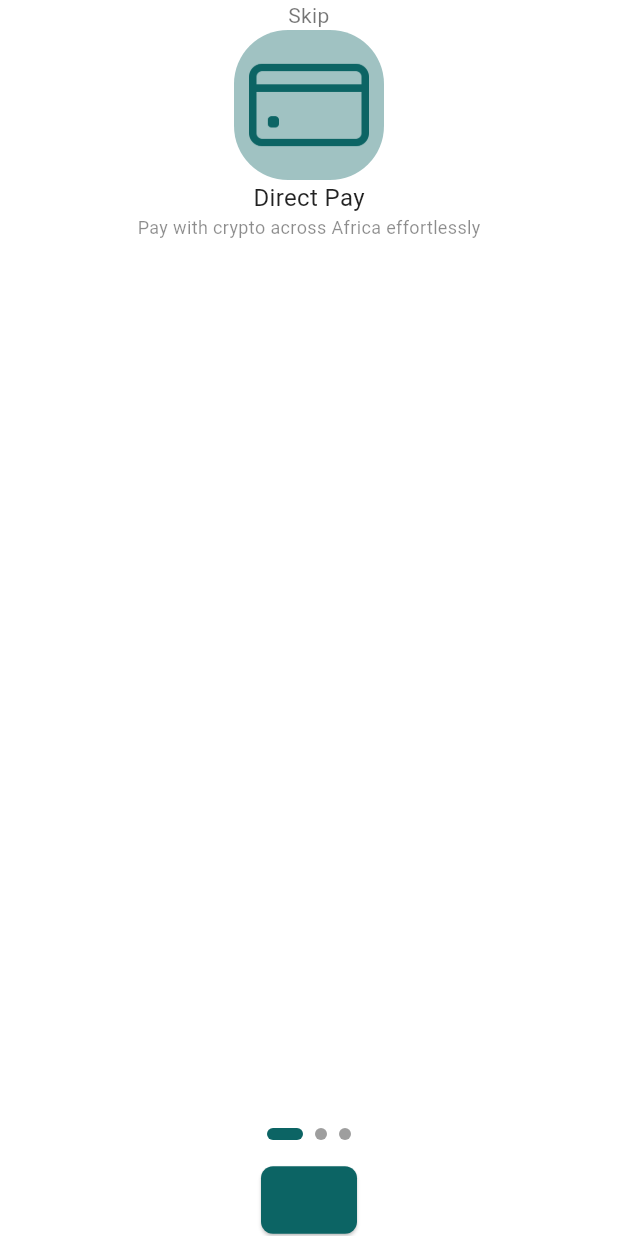
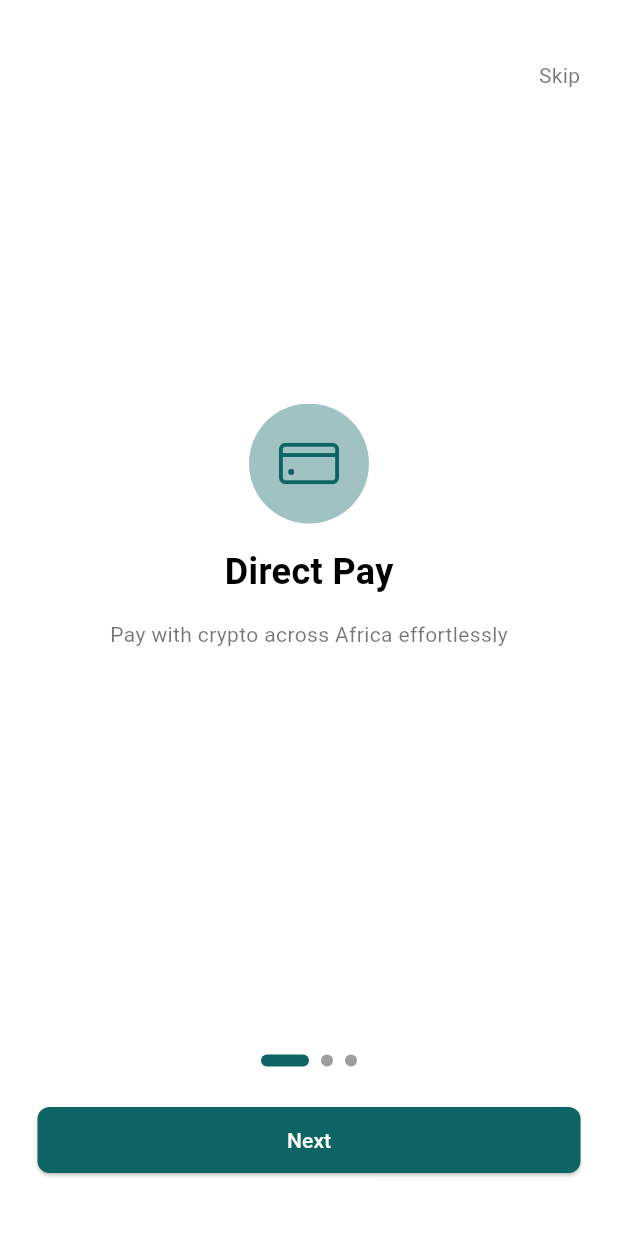
Before and after one commit to ClarenceLaria/pretium_mockup, a Flutter app: the screen it shows after launch, on a phone screen of 412 x 824 dp. Run offline on Flutter 3.47's test engine with Material 3 defaults, Android fonts, the phone set to English and light mode, and no system bars; drawn by our look-alikes of smooth_page_indicator.

Commit message:
Onboarding screen UI updates

```diff
--- a/lib/core/theme.dart
+++ b/lib/core/theme.dart
@@ -7,14 +7,14 @@ class AppTheme {
     primaryColor: Color.fromARGB(255,12,100,100),
     scaffoldBackgroundColor: Colors.white,
     appBarTheme: AppBarTheme(
-      // backgroundColor: Colors.teal,
-      // foregroundColor: Colors.white,
+      backgroundColor: Color.fromARGB(255,12,100,100),
+      foregroundColor: Colors.white,
       elevation: 0,
     ),
     textTheme: TextTheme(
       bodyLarge: TextStyle(
-        fontSize: 16,
-        color: Colors.black87,
+        fontSize: 24,
+        color: Colors.black,
       ),
       bodyMedium: TextStyle(
         fontSize: 14,
@@ -49,8 +49,8 @@ class AppTheme {
     ),
     textTheme: TextTheme(
       bodyLarge: TextStyle(
-        fontSize: 16,
-        color: Colors.white70,
+        fontSize: 24,
+        color: Colors.white,
       ),
       bodyMedium: TextStyle(
         fontSize: 14,
@@ -61,5 +61,15 @@ class AppTheme {
         color: Colors.white38,
       ),
     ),
+    elevatedButtonTheme: ElevatedButtonThemeData(
+      style: ElevatedButton.styleFrom(
+        backgroundColor: Color.fromARGB(255,12,100,100),
+        foregroundColor: Colors.white,
+        shape: RoundedRectangleBorder(
+          borderRadius: BorderRadius.circular(8),
+        ),
+        padding: EdgeInsets.symmetric(vertical: 12, horizontal: 16),
+      ),
+    )
   );
 }
--- a/lib/screens/onboarding_screen.dart
+++ b/lib/screens/onboarding_screen.dart
@@ -1,4 +1,5 @@
 import 'package:flutter/material.dart';
+import 'package:pretium/screens/login_screen.dart';
 import 'package:smooth_page_indicator/smooth_page_indicator.dart';
 
 class OnboardingScreen extends StatefulWidget {
@@ -24,7 +25,7 @@ class _OnboardingScreenState extends State<OnboardingScreen> {
       "title": "Accept Payments",
       "subtitle": "Accept stablecoin payments hassle-free",
       "buttontext": "Next",
-      "icon": "assets/icons/waller_1.png",
+      "icon": "assets/icons/wallet_1.png",
     },
     {
       "title": "Pay Bills",
@@ -34,18 +35,60 @@ class _OnboardingScreenState extends State<OnboardingScreen> {
     },
   ];
 
+  void nextPage(){
+    if(currentPage < onboardingPages.length - 1){
+      controller.nextPage(
+        duration: const Duration(milliseconds: 300),
+        curve: Curves.easeInOut,
+      );
+    } else {
+      Navigator.pushReplacement(
+        context,
+        MaterialPageRoute(builder: (context) => const LoginScreen())
+      );
+    }
+  }
+
+  @override
+  void initState() {
+    super.initState();
+    buttontext = onboardingPages[0]['buttontext']!;
+  }
+
+  @override
+  void dispose() {
+    controller.dispose();
+    super.dispose();
+  }
+
   @override
   Widget build(BuildContext context) {
     return Scaffold(
-      body: Column(
+      body: SafeArea(
+        child: Padding(
+          padding: const EdgeInsets.symmetric(horizontal: 25.0, vertical: 40),
+          child: Column(
+            mainAxisAlignment: MainAxisAlignment.spaceBetween,
             children: [
-          Text(
+              Align(
+                alignment: Alignment.topRight,
+                child: GestureDetector(
+                  onTap: () {
+                    Navigator.pushReplacement(
+                      context,
+                      MaterialPageRoute(builder: (context) => const LoginScreen())
+                    );
+                  },
+                  child: Text(
                     'Skip',
                     textAlign: TextAlign.end,
                     style: TextStyle(
                       fontSize: Theme.of(context).textTheme.bodyMedium?.fontSize,
                     ),
                   ),
+                ),
+              ),
+              Spacer(),
               Expanded(
                 child: PageView.builder(
                   controller: controller,
@@ -53,7 +96,7 @@ class _OnboardingScreenState extends State<OnboardingScreen> {
                   onPageChanged: (index) {
                     setState(() {
                       currentPage = index;
-                  buttontext = onboardingPages[index][buttontext]!;
+                      buttontext = onboardingPages[index]['buttontext']!;
                     });
                   },
                   itemBuilder: (context, index) {
@@ -61,13 +104,13 @@ class _OnboardingScreenState extends State<OnboardingScreen> {
                       crossAxisAlignment: CrossAxisAlignment.center,
                       children: [
                         Container(
-                      height: 100,
-                      width: 100,
+                          height: 80,
+                          width: 80,
                           decoration: BoxDecoration(
-                        borderRadius: BorderRadius.circular(36),
+                            borderRadius: BorderRadius.circular(50),
                             color: Theme.of(context).primaryColor.withAlpha(100)
                           ),
-                      padding: EdgeInsets.all(10),
+                          padding: EdgeInsets.all(20),
                           child: Image.asset(
                             onboardingPages[index]['icon']!,
                             width: 60,
@@ -75,18 +118,21 @@ class _OnboardingScreenState extends State<OnboardingScreen> {
                             color: Theme.of(context).primaryColor,
                           ),
                         ),
+                        const SizedBox(height: 15,),
                         Text(
                           onboardingPages[index]['title']!,
                           style: TextStyle(
                             color: Theme.of(context).textTheme.bodyLarge?.color,
                             fontSize: Theme.of(context).textTheme.bodyLarge?.fontSize,
+                            fontWeight: FontWeight.bold,
                           ),
                         ),
+                        const SizedBox(height: 15,),
                         Text(
                           onboardingPages[index]['subtitle']!,
                           style: TextStyle(
-                        color: Theme.of(context).textTheme.bodySmall?.color,
-                        fontSize: Theme.of(context).textTheme.bodySmall?.fontSize,
+                            color: Theme.of(context).textTheme.bodyMedium?.color,
+                            fontSize: Theme.of(context).textTheme.bodyMedium?.fontSize,
                           ),
                         )
                       ],
@@ -94,6 +140,7 @@ class _OnboardingScreenState extends State<OnboardingScreen> {
                   }
                 ),
               ),
+              Spacer(),
               // smooth screen indicator
               const SizedBox(height: 16,),
               SmoothPageIndicator(
@@ -104,18 +151,25 @@ class _OnboardingScreenState extends State<OnboardingScreen> {
                   activeDotColor: Theme.of(context).primaryColor,
                   dotHeight: 8,
                   dotWidth: 8,
+                  expansionFactor: 4,
                 ),
               ),
 
               //button
-          const SizedBox(height: 16,),
-          ElevatedButton(
-            onPressed: (){},
+              const SizedBox(height: 25,),
+              SizedBox(
+                width: double.infinity,
+                child: ElevatedButton(
+                  onPressed: nextPage,
+                  style: Theme.of(context).elevatedButtonTheme.style,
                   child: Text(
                     buttontext,
-            )
+                  ),
+                ),
               ),
             ],
+          ),
+        ),
       ),
     );
   }
```
Also changed, not shown: lib/screens/dashboard_screen.dart (added, +127 -0 lines). Lines whose indentation alone changed are shown as unchanged.
